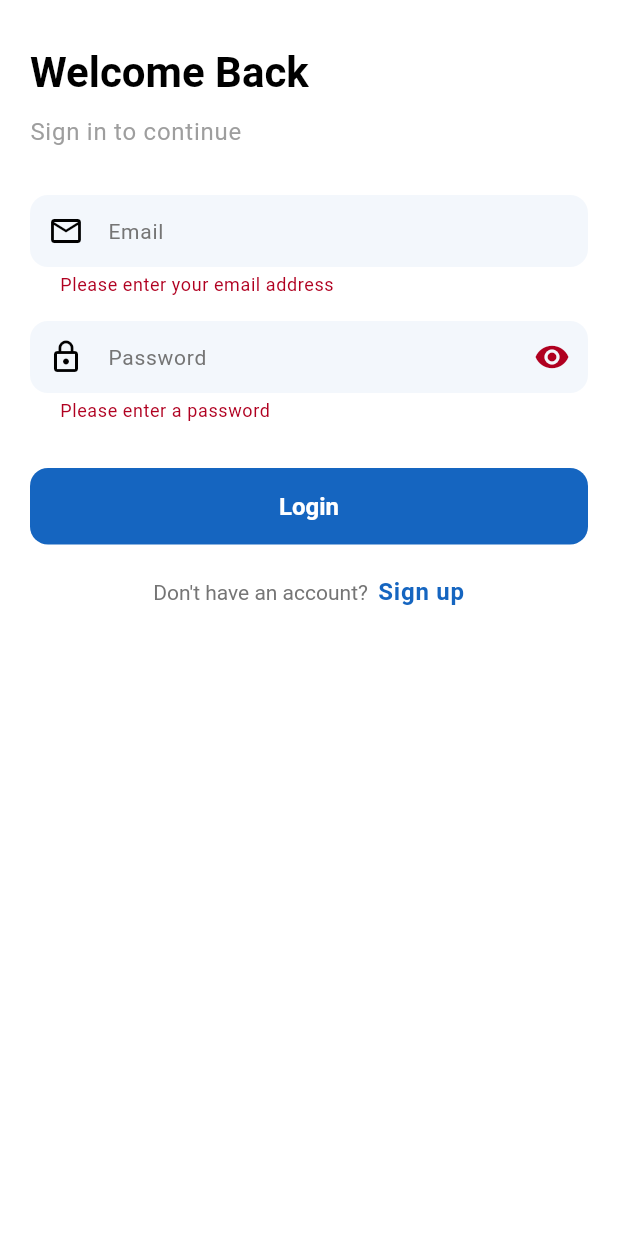
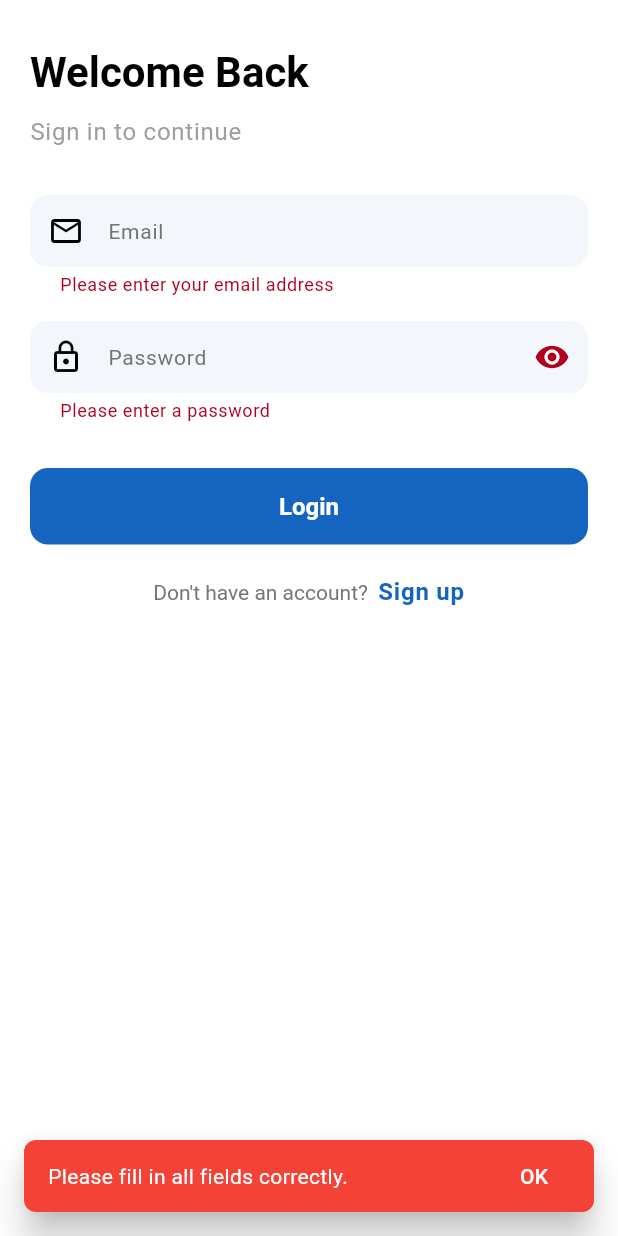
Before and after one commit to ItsAzura/flutter_firebase_chatapp, a Flutter app: the screen it shows after launch, after a tap on "Login", on a phone screen of 412 x 824 dp. Run offline on Flutter 3.47's test engine with Material 3 defaults, Android fonts, the phone set to English and light mode, and no system bars; our stand-ins replace cloud_firestore, equatable, firebase_auth, firebase_core, flutter_bloc, get_it; accounts and stored records are empty.

Commit message:
feat: Implement authentication flow with login, signup, and state management using BLoC pattern

```diff
--- /dev/null
+++ b/lib/core/utils/ui_utils.dart
@@ -0,0 +1,32 @@
+import 'package:flutter/material.dart';
+
+class UiUtils {
+  static void showSnackBar(
+    BuildContext context, {
+    required String message,
+    bool isError = false,
+    Duration duration = const Duration(seconds: 2),
+  }) {
+    ScaffoldMessenger.of(context).removeCurrentSnackBar();
+    ScaffoldMessenger.of(context).showSnackBar(
+      SnackBar(
+        content: Text(message, style: const TextStyle(color: Colors.white)),
+        backgroundColor: isError ? Colors.red : Colors.green,
+        behavior: SnackBarBehavior.floating,
+        margin: const EdgeInsets.all(16),
+        duration: duration,
+        shape: const RoundedRectangleBorder(
+          borderRadius: BorderRadius.all(Radius.circular(8.0)),
+        ),
+        elevation: 10.0,
+        action: SnackBarAction(
+          label: "OK",
+          textColor: Colors.white,
+          onPressed: () {
+            ScaffoldMessenger.of(context).hideCurrentSnackBar();
+          },
+        ),
+      ),
+    );
+  }
+}
--- a/lib/data/services/service_locator.dart
+++ b/lib/data/services/service_locator.dart
@@ -1,5 +1,6 @@
 import 'package:chat_app/data/repositories/auth_repository.dart';
 import 'package:chat_app/firebase_options.dart';
+import 'package:chat_app/logic/cubits/auth/auth_cubit.dart';
 import 'package:chat_app/router/app_router.dart';
 import 'package:cloud_firestore/cloud_firestore.dart';
 import 'package:firebase_core/firebase_core.dart';
@@ -25,4 +26,9 @@ Future<void> setupServiceLocator() async {
 
   //Đăng ký AuthRepository như một singleton trong GetIt để quản lý xác thực người dùng
   getIt.registerLazySingleton(() => AuthRepository());
+
+  //Đăng ký AuthCubit như một singleton trong GetIt để quản lý trạng thái xác thực
+  getIt.registerLazySingleton(
+    () => AuthCubit(authRepository: getIt<AuthRepository>()),
+  );
 }
--- /dev/null
+++ b/lib/logic/cubits/auth/auth_cubit.dart
@@ -0,0 +1,109 @@
+import 'dart:async';
+
+import 'package:chat_app/data/repositories/auth_repository.dart';
+import 'package:chat_app/data/services/service_locator.dart';
+import 'package:chat_app/logic/cubits/auth/auth_state.dart';
+import 'package:firebase_auth/firebase_auth.dart';
+import 'package:flutter_bloc/flutter_bloc.dart';
+
+class AuthCubit extends Cubit<AuthState> {
+  //khởi tạo Authrepository để quản lý xác thực người dùng
+  final AuthRepository _authRepository;
+
+  // StreamSubscription để lắng nghe các thay đổi trạng thái xác thực
+  // ignore: unused_field
+  StreamSubscription<User?>? _authStateSubscription;
+
+  //Constructor của AuthCubit
+  AuthCubit({required AuthRepository authRepository})
+    : _authRepository = authRepository,
+      super(const AuthState()) {
+    _init();
+  }
+
+  //* Trạng thái ban đầu của AuthCubit
+  void _init() {
+    emit(state.copyWith(status: AuthStatus.initial));
+
+    _authStateSubscription = _authRepository.authStateChanges.listen((
+      user,
+    ) async {
+      //Khi có user
+      if (user != null) {
+        try {
+          //Lấy dữ liệu người dùng từ AuthRepository
+          final userData = await _authRepository.getUserData(user.uid);
+
+          //Cập nhật trạng thái thành authenticated với thông tin người dùng
+          emit(
+            state.copyWith(status: AuthStatus.authenticated, user: userData),
+          );
+        } catch (e) {
+          //Nếu có lỗi trong quá trình lấy dữ liệu người dùng, cập nhật trạng thái thành error
+          emit(state.copyWith(status: AuthStatus.error, error: e.toString()));
+        }
+      } else {
+        //Nếu không có user, cập nhật trạng thái thành unauthenticated
+        emit(state.copyWith(status: AuthStatus.unauthenticated, user: null));
+      }
+    });
+  }
+
+  //* Hàm đăng nhập người dùng
+  Future<void> signIn({required String email, required String password}) async {
+    try {
+      // Bắt đầu trạng thái loading
+      emit(state.copyWith(status: AuthStatus.loading));
+
+      // Gọi hàm đăng nhập từ AuthRepository
+      final user = await _authRepository.signIn(
+        email: email,
+        password: password,
+      );
+
+      // Cập nhật trạng thái thành authenticated với thông tin người dùng
+      emit(state.copyWith(status: AuthStatus.authenticated, user: user));
+    } catch (e) {
+      emit(state.copyWith(status: AuthStatus.error, error: e.toString()));
+    }
+  }
+
+  //* Hàm đăng ký người dùng mới
+  Future<void> signUp({
+    required String email,
+    required String username,
+    required String fullName,
+    required String phoneNumber,
+    required String password,
+  }) async {
+    try {
+      // Bắt đầu trạng thái loading
+      emit(state.copyWith(status: AuthStatus.loading));
+
+      // Gọi hàm đăng ký từ AuthRepository với các tham số cần thiết
+      final user = await _authRepository.signUp(
+        fullName: fullName,
+        username: username,
+        email: email,
+        phoneNumber: phoneNumber,
+        password: password,
+      );
+
+      // Cập nhật trạng thái thành authenticated với thông tin người dùng
+      emit(state.copyWith(status: AuthStatus.authenticated, user: user));
+    } catch (e) {
+      emit(state.copyWith(status: AuthStatus.error, error: e.toString()));
+    }
+  }
+
+  Future<void> signOut() async {
+    try {
+      print(getIt<AuthRepository>().currentUser?.uid ?? "asasa");
+      await _authRepository.singOut();
+      print(getIt<AuthRepository>().currentUser?.uid ?? "asasa");
+      emit(state.copyWith(status: AuthStatus.unauthenticated, user: null));
+    } catch (e) {
+      emit(state.copyWith(status: AuthStatus.error, error: e.toString()));
+    }
+  }
+}
--- /dev/null
+++ b/lib/logic/cubits/auth/auth_state.dart
@@ -0,0 +1,25 @@
+// ignore_for_file: public_member_api_docs, sort_constructors_first
+import 'package:equatable/equatable.dart';
+
+import 'package:chat_app/data/models/user_model.dart';
+
+enum AuthStatus { initial, loading, authenticated, unauthenticated, error }
+
+class AuthState extends Equatable {
+  final AuthStatus status;
+  final UserModel? user;
+  final String? error;
+
+  const AuthState({this.status = AuthStatus.initial, this.user, this.error});
+
+  AuthState copyWith({AuthStatus? status, UserModel? user, String? error}) {
+    return AuthState(
+      status: status ?? this.status,
+      user: user ?? this.user,
+      error: error ?? this.error,
+    );
+  }
+
+  @override
+  List<Object?> get props => [status, user, error];
+}
--- a/lib/presentation/screens/auth/login_screen.dart
+++ b/lib/presentation/screens/auth/login_screen.dart
@@ -1,11 +1,16 @@
 import 'package:chat_app/core/common/custom_button.dart';
 import 'package:chat_app/core/common/custom_text_field.dart';
+import 'package:chat_app/core/utils/ui_utils.dart';
 import 'package:chat_app/core/utils/validators.dart';
 import 'package:chat_app/data/services/service_locator.dart';
+import 'package:chat_app/logic/cubits/auth/auth_cubit.dart';
+import 'package:chat_app/logic/cubits/auth/auth_state.dart';
 import 'package:chat_app/presentation/screens/auth/signup_screen.dart';
+import 'package:chat_app/presentation/screens/home/home_screen.dart';
 import 'package:chat_app/router/app_router.dart';
 import 'package:flutter/gestures.dart';
 import 'package:flutter/material.dart';
+import 'package:flutter_bloc/flutter_bloc.dart';
 
 class LoginScreen extends StatefulWidget {
   const LoginScreen({super.key});
@@ -36,8 +41,78 @@ class _LoginScreenState extends State<LoginScreen> {
     super.dispose();
   }
 
+  Future<void> handleSignIn() async {
+    FocusScope.of(context).unfocus();
+    if (_formKey.currentState?.validate() ?? false) {
+      try {
+        await getIt<AuthCubit>().signIn(
+          email: emailController.text,
+          password: passwordController.text,
+        );
+
+        ScaffoldMessenger.of(context).showSnackBar(
+          SnackBar(
+            content: Text("Login successful!"),
+            backgroundColor: Colors.green,
+            duration: Duration(seconds: 2),
+            shape: const RoundedRectangleBorder(
+              borderRadius: BorderRadius.all(Radius.circular(8.0)),
+            ),
+            margin: const EdgeInsets.all(16.0),
+            behavior: SnackBarBehavior.floating,
+            elevation: 10.0,
+            action: SnackBarAction(
+              label: "OK",
+              textColor: Colors.white,
+              onPressed: () {
+                ScaffoldMessenger.of(context).hideCurrentSnackBar();
+              },
+            ),
+          ),
+        );
+      } catch (e) {
+        ScaffoldMessenger.of(context).showSnackBar(
+          SnackBar(
+            content: Text(e.toString()),
+            backgroundColor: Colors.red,
+            margin: const EdgeInsets.all(16),
+            duration: const Duration(seconds: 2),
+            shape: const RoundedRectangleBorder(
+              borderRadius: BorderRadius.all(Radius.circular(8.0)),
+            ),
+            behavior: SnackBarBehavior.floating,
+            elevation: 10.0,
+            action: SnackBarAction(
+              label: "OK",
+              textColor: Colors.white,
+              onPressed: () {
+                ScaffoldMessenger.of(context).hideCurrentSnackBar();
+              },
+            ),
+          ),
+        );
+      }
+    } else {
+      UiUtils.showSnackBar(
+        context,
+        message: "Please fill in all fields correctly.",
+        isError: true,
+      );
+    }
+  }
+
   @override
   Widget build(BuildContext context) {
+    return BlocConsumer<AuthCubit, AuthState>(
+      bloc: getIt<AuthCubit>(),
+      listener: (context, state) {
+        if (state.status == AuthStatus.authenticated) {
+          getIt<AppRouter>().pushAndRemoveUntil(const HomeScreen());
+        } else if (state.status == AuthStatus.error && state.error != null) {
+          UiUtils.showSnackBar(context, message: state.error!, isError: true);
+        }
+      },
+      builder: (context, state) {
         return Scaffold(
           body: Form(
             key: _formKey,
@@ -90,13 +165,7 @@ class _LoginScreenState extends State<LoginScreen> {
                     ),
                   ),
                   const SizedBox(height: 30),
-              CustomButton(
-                onPressed: () {
-                  FocusScope.of(context).unfocus();
-                  if (_formKey.currentState?.validate() ?? false) {}
-                },
-                text: 'Login',
-              ),
+                  CustomButton(onPressed: handleSignIn, text: 'Login'),
                   const SizedBox(height: 20),
                   Center(
                     child: RichText(
@@ -106,7 +175,8 @@ class _LoginScreenState extends State<LoginScreen> {
                         children: [
                           TextSpan(
                             text: "Sign up",
-                        style: Theme.of(context).textTheme.bodyLarge?.copyWith(
+                            style: Theme.of(context).textTheme.bodyLarge
+                                ?.copyWith(
                                   color: Theme.of(context).primaryColor,
                                   fontWeight: FontWeight.bold,
                                 ),
@@ -132,5 +202,7 @@ class _LoginScreenState extends State<LoginScreen> {
             ),
           ),
         );
+      },
+    );
   }
 }
```
Also changed, not shown: lib/data/repositories/auth_repository.dart (+7 -0 lines), lib/presentation/screens/auth/signup_screen.dart (+70 -13 lines), lib/presentation/screens/home/home_screen.dart (added, +48 -0 lines), 1 other file. Lines whose indentation alone changed are shown as unchanged.
